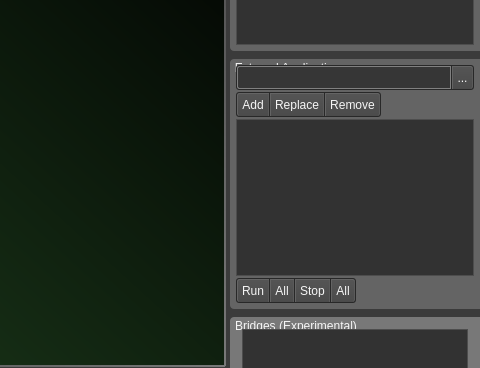
Before: the Qt Designer form src/mainwindow.ui in noedigcode/konfyt, drawn with Qt 5; both pictures show x 668 to 1148 and y 218 to 586 of the 1148 by 716 pixel window.
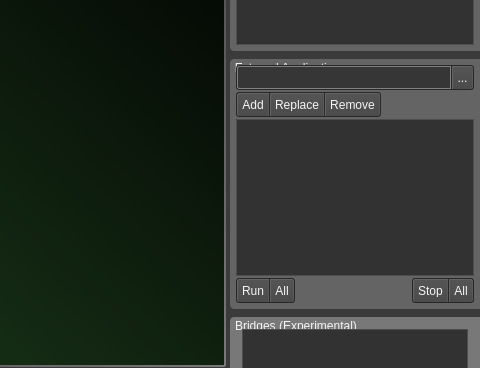
After: the same form once the commit is applied. The open tabs and pages were chosen to show the change. Icons and pictures are not drawn.

Commit message: Added PROJ_DIR reference to external apps menu; Tweaked external apps GUI buttons.

The edit to the form file:
```diff
--- a/src/mainwindow.ui
+++ b/src/mainwindow.ui
@@ -6951,7 +6951,10 @@
            <property name="title">
             <string>External Applications</string>
            </property>
-           <layout class="QGridLayout" name="gridLayout_18">
+           <layout class="QVBoxLayout" name="verticalLayout_16">
+            <property name="spacing">
+             <number>2</number>
+            </property>
             <property name="leftMargin">
              <number>5</number>
             </property>
@@ -6964,26 +6967,7 @@
             <property name="bottomMargin">
              <number>5</number>
             </property>
-            <property name="spacing">
-             <number>2</number>
-            </property>
-            <item row="2" column="0">
-             <widget class="QListWidget" name="listWidget_ExtApps">
-              <property name="horizontalScrollBarPolicy">
-               <enum>Qt::ScrollBarAsNeeded</enum>
-              </property>
-              <property name="editTriggers">
-               <set>QAbstractItemView::DoubleClicked|QAbstractItemView::EditKeyPressed</set>
-              </property>
-              <property name="textElideMode">
-               <enum>Qt::ElideMiddle</enum>
-              </property>
-              <property name="horizontalScrollMode">
-               <enum>QAbstractItemView::ScrollPerPixel</enum>
-              </property>
-             </widget>
-            </item>
-            <item row="0" column="0">
+            <item>
              <widget class="QFrame" name="frame_12">
               <property name="minimumSize">
                <size>
@@ -7114,159 +7098,7 @@
               </layout>
              </widget>
             </item>
-            <item row="3" column="0">
-             <widget class="QFrame" name="frame_10">
-              <property name="sizePolicy">
-               <sizepolicy hsizetype="Maximum" vsizetype="Preferred">
-                <horstretch>0</horstretch>
-                <verstretch>0</verstretch>
-               </sizepolicy>
-              </property>
-              <property name="minimumSize">
-               <size>
-                <width>0</width>
-                <height>25</height>
-               </size>
-              </property>
-              <property name="maximumSize">
-               <size>
-                <width>16777215</width>
-                <height>25</height>
-               </size>
-              </property>
-              <property name="styleSheet">
-               <string notr="true">QFrame{
-	background: rgb(40,40,40);
-    padding: 1px;
-	border-radius: 3px;
-}
-
-QPushButton{
-	border-top: 1px solid rgb(100,100,100);
-    border-left: 1px solid rgb(100,100,100);
-    border-right: 1px solid rgb(90,90,90);
-    border-bottom: 1px solid rgb(75,75,75);
-	
-	background-color: qlineargradient(spread:pad, x1:0, y1:1, x2:0, y2:0, stop:0 rgba(75, 75, 75, 255), stop:1 rgba(85,85,85, 255));
-
-	border-radius: 2px;
-}
-
-QPushButton:hover{
-	border-top: 1px solid rgb(100,100,100);
-    border-left: 1px solid rgb(100,100,100);
-    border-right: 1px solid rgb(90,90,90);
-    border-bottom: 1px solid rgb(75,75,75);
-	
-	background-color: qlineargradient(spread:pad, x1:0, y1:1, x2:0, y2:0, stop:0 rgba(85,85,85, 255), stop:1 rgba(100,100,100, 255));
-
-	border-radius: 2px;
-}
-
-QPushButton:pressed{
-	border-top: 1px solid rgb(100,100,100);
-    border-left: 1px solid rgb(100,100,100);
-    border-right: 1px solid rgb(90,90,90);
-    border-bottom: 1px solid rgb(75,75,75);
-	
-	background-color: qlineargradient(spread:pad, x1:0, y1:1, x2:0, y2:0, stop:0 rgba(50,50,50, 255), stop:1 rgba(65,65,65, 255));
-
-	border-radius: 2px;
-}</string>
-              </property>
-              <property name="frameShape">
-               <enum>QFrame::StyledPanel</enum>
-              </property>
-              <property name="frameShadow">
-               <enum>QFrame::Raised</enum>
-              </property>
-              <layout class="QGridLayout" name="gridLayout_19">
-               <property name="leftMargin">
-                <number>0</number>
-               </property>
-               <property name="topMargin">
-                <number>0</number>
-               </property>
-               <property name="rightMargin">
-                <number>0</number>
-               </property>
-               <property name="bottomMargin">
-                <number>0</number>
-               </property>
-               <property name="spacing">
-                <number>1</number>
-               </property>
-               <item row="0" column="1">
-                <widget class="QPushButton" name="pushButton_ExtApp_RunAll">
-                 <property name="toolTip">
-                  <string>Run all applications in the list</string>
-                 </property>
-                 <property name="styleSheet">
-                  <string notr="true">
-
-border-top-left-radius: 0;
-border-bottom-left-radius: 0;
-border-top-right-radius: 0;
-border-bottom-right-radius: 0;</string>
-                 </property>
-                 <property name="text">
-                  <string>All</string>
-                 </property>
-                </widget>
-               </item>
-               <item row="0" column="2">
-                <widget class="QPushButton" name="pushButton_ExtApp_Stop">
-                 <property name="toolTip">
-                  <string>Stop the selected application</string>
-                 </property>
-                 <property name="styleSheet">
-                  <string notr="true">
-
-border-top-left-radius: 0;
-border-bottom-left-radius: 0;
-border-top-right-radius: 0;
-border-bottom-right-radius: 0;</string>
-                 </property>
-                 <property name="text">
-                  <string>Stop</string>
-                 </property>
-                </widget>
-               </item>
-               <item row="0" column="0">
-                <widget class="QPushButton" name="pushButton_ExtApp_RunSelected">
-                 <property name="toolTip">
-                  <string>Run selected application</string>
-                 </property>
-                 <property name="styleSheet">
-                  <string notr="true">border-top-right-radius: 0;
-border-bottom-right-radius: 0;</string>
-                 </property>
-                 <property name="text">
-                  <string>Run</string>
-                 </property>
-                </widget>
-               </item>
-               <item row="0" column="3">
-                <widget class="QPushButton" name="pushButton_ExtApp_StopAll">
-                 <property name="toolTip">
-                  <string>Stop all applications in the list</string>
-                 </property>
-                 <property name="styleSheet">
-                  <string notr="true">
-
-border-top-left-radius: 0;
-border-bottom-left-radius: 0;
-</string>
-                 </property>
-                 <property name="text">
-                  <string>All</string>
-                 </property>
-                </widget>
-               </item>
-              </layout>
-             </widget>
-            </item>
-            <item row="1" column="0">
+            <item>
              <widget class="QFrame" name="frame_11">
               <property name="sizePolicy">
                <sizepolicy hsizetype="Maximum" vsizetype="Preferred">
@@ -7416,6 +7248,269 @@
               </layout>
              </widget>
             </item>
+            <item>
+             <widget class="QListWidget" name="listWidget_ExtApps">
+              <property name="horizontalScrollBarPolicy">
+               <enum>Qt::ScrollBarAsNeeded</enum>
+              </property>
+              <property name="editTriggers">
+               <set>QAbstractItemView::DoubleClicked|QAbstractItemView::EditKeyPressed</set>
+              </property>
+              <property name="textElideMode">
+               <enum>Qt::ElideMiddle</enum>
+              </property>
+              <property name="horizontalScrollMode">
+               <enum>QAbstractItemView::ScrollPerPixel</enum>
+              </property>
+             </widget>
+            </item>
+            <item>
+             <layout class="QHBoxLayout" name="horizontalLayout_39">
+              <item>
+               <widget class="QFrame" name="frame_10">
+                <property name="sizePolicy">
+                 <sizepolicy hsizetype="Maximum" vsizetype="Preferred">
+                  <horstretch>0</horstretch>
+                  <verstretch>0</verstretch>
+                 </sizepolicy>
+                </property>
+                <property name="minimumSize">
+                 <size>
+                  <width>0</width>
+                  <height>25</height>
+                 </size>
+                </property>
+                <property name="maximumSize">
+                 <size>
+                  <width>16777215</width>
+                  <height>25</height>
+                 </size>
+                </property>
+                <property name="styleSheet">
+                 <string notr="true">QFrame{
+	background: rgb(40,40,40);
+    padding: 1px;
+	border-radius: 3px;
+}
+
+QPushButton{
+	border-top: 1px solid rgb(100,100,100);
+    border-left: 1px solid rgb(100,100,100);
+    border-right: 1px solid rgb(90,90,90);
+    border-bottom: 1px solid rgb(75,75,75);
+	
+	background-color: qlineargradient(spread:pad, x1:0, y1:1, x2:0, y2:0, stop:0 rgba(75, 75, 75, 255), stop:1 rgba(85,85,85, 255));
+
+	border-radius: 2px;
+}
+
+QPushButton:hover{
+	border-top: 1px solid rgb(100,100,100);
+    border-left: 1px solid rgb(100,100,100);
+    border-right: 1px solid rgb(90,90,90);
+    border-bottom: 1px solid rgb(75,75,75);
+	
+	background-color: qlineargradient(spread:pad, x1:0, y1:1, x2:0, y2:0, stop:0 rgba(85,85,85, 255), stop:1 rgba(100,100,100, 255));
+
+	border-radius: 2px;
+}
+
+QPushButton:pressed{
+	border-top: 1px solid rgb(100,100,100);
+    border-left: 1px solid rgb(100,100,100);
+    border-right: 1px solid rgb(90,90,90);
+    border-bottom: 1px solid rgb(75,75,75);
+	
+	background-color: qlineargradient(spread:pad, x1:0, y1:1, x2:0, y2:0, stop:0 rgba(50,50,50, 255), stop:1 rgba(65,65,65, 255));
+
+	border-radius: 2px;
+}</string>
+                </property>
+                <property name="frameShape">
+                 <enum>QFrame::StyledPanel</enum>
+                </property>
+                <property name="frameShadow">
+                 <enum>QFrame::Raised</enum>
+                </property>
+                <layout class="QGridLayout" name="gridLayout_19">
+                 <property name="leftMargin">
+                  <number>0</number>
+                 </property>
+                 <property name="topMargin">
+                  <number>0</number>
+                 </property>
+                 <property name="rightMargin">
+                  <number>0</number>
+                 </property>
+                 <property name="bottomMargin">
+                  <number>0</number>
+                 </property>
+                 <property name="spacing">
+                  <number>1</number>
+                 </property>
+                 <item row="0" column="1">
+                  <widget class="QPushButton" name="pushButton_ExtApp_RunAll">
+                   <property name="toolTip">
+                    <string>Run all applications in the list</string>
+                   </property>
+                   <property name="styleSheet">
+                    <string notr="true">border-top-left-radius: 0;
+border-bottom-left-radius: 0;
+</string>
+                   </property>
+                   <property name="text">
+                    <string>All</string>
+                   </property>
+                  </widget>
+                 </item>
+                 <item row="0" column="0">
+                  <widget class="QPushButton" name="pushButton_ExtApp_RunSelected">
+                   <property name="toolTip">
+                    <string>Run selected application</string>
+                   </property>
+                   <property name="styleSheet">
+                    <string notr="true">border-top-right-radius: 0;
+border-bottom-right-radius: 0;</string>
+                   </property>
+                   <property name="text">
+                    <string>Run</string>
+                   </property>
+                  </widget>
+                 </item>
+                </layout>
+               </widget>
+              </item>
+              <item>
+               <spacer name="horizontalSpacer_7">
+                <property name="orientation">
+                 <enum>Qt::Horizontal</enum>
+                </property>
+                <property name="sizeHint" stdset="0">
+                 <size>
+                  <width>40</width>
+                  <height>20</height>
+                 </size>
+                </property>
+               </spacer>
+              </item>
+              <item>
+               <widget class="QFrame" name="frame_21">
+                <property name="sizePolicy">
+                 <sizepolicy hsizetype="Maximum" vsizetype="Preferred">
+                  <horstretch>0</horstretch>
+                  <verstretch>0</verstretch>
+                 </sizepolicy>
+                </property>
+                <property name="minimumSize">
+                 <size>
+                  <width>0</width>
+                  <height>25</height>
+                 </size>
+                </property>
+                <property name="maximumSize">
+                 <size>
+                  <width>16777215</width>
+                  <height>25</height>
+                 </size>
+                </property>
+                <property name="styleSheet">
+                 <string notr="true">QFrame{
+	background: rgb(40,40,40);
+    padding: 1px;
+	border-radius: 3px;
+}
+
+QPushButton{
+	border-top: 1px solid rgb(100,100,100);
+    border-left: 1px solid rgb(100,100,100);
+    border-right: 1px solid rgb(90,90,90);
+    border-bottom: 1px solid rgb(75,75,75);
+	
+	background-color: qlineargradient(spread:pad, x1:0, y1:1, x2:0, y2:0, stop:0 rgba(75, 75, 75, 255), stop:1 rgba(85,85,85, 255));
+
+	border-radius: 2px;
+}
+
+QPushButton:hover{
+	border-top: 1px solid rgb(100,100,100);
+    border-left: 1px solid rgb(100,100,100);
+    border-right: 1px solid rgb(90,90,90);
+    border-bottom: 1px solid rgb(75,75,75);
+	
+	background-color: qlineargradient(spread:pad, x1:0, y1:1, x2:0, y2:0, stop:0 rgba(85,85,85, 255), stop:1 rgba(100,100,100, 255));
+
+	border-radius: 2px;
+}
+
+QPushButton:pressed{
+	border-top: 1px solid rgb(100,100,100);
+    border-left: 1px solid rgb(100,100,100);
+    border-right: 1px solid rgb(90,90,90);
+    border-bottom: 1px solid rgb(75,75,75);
+	
+	background-color: qlineargradient(spread:pad, x1:0, y1:1, x2:0, y2:0, stop:0 rgba(50,50,50, 255), stop:1 rgba(65,65,65, 255));
+
+	border-radius: 2px;
+}</string>
+                </property>
+                <property name="frameShape">
+                 <enum>QFrame::StyledPanel</enum>
+                </property>
+                <property name="frameShadow">
+                 <enum>QFrame::Raised</enum>
+                </property>
+                <layout class="QGridLayout" name="gridLayout_46">
+                 <property name="leftMargin">
+                  <number>0</number>
+                 </property>
+                 <property name="topMargin">
+                  <number>0</number>
+                 </property>
+                 <property name="rightMargin">
+                  <number>0</number>
+                 </property>
+                 <property name="bottomMargin">
+                  <number>0</number>
+                 </property>
+                 <property name="spacing">
+                  <number>1</number>
+                 </property>
+                 <item row="0" column="0">
+                  <widget class="QPushButton" name="pushButton_ExtApp_Stop">
+                   <property name="toolTip">
+                    <string>Stop the selected application</string>
+                   </property>
+                   <property name="styleSheet">
+                    <string notr="true">border-top-right-radius: 0;
+border-bottom-right-radius: 0;</string>
+                   </property>
+                   <property name="text">
+                    <string>Stop</string>
+                   </property>
+                  </widget>
+                 </item>
+                 <item row="0" column="1">
+                  <widget class="QPushButton" name="pushButton_ExtApp_StopAll">
+                   <property name="toolTip">
+                    <string>Stop all applications in the list</string>
+                   </property>
+                   <property name="styleSheet">
+                    <string notr="true">
+
+border-top-left-radius: 0;
+border-bottom-left-radius: 0;
+</string>
+                   </property>
+                   <property name="text">
+                    <string>All</string>
+                   </property>
+                  </widget>
+                 </item>
+                </layout>
+               </widget>
+              </item>
+             </layout>
+            </item>
            </layout>
           </widget>
          </item>
```
Left out of the diff: 2 changed lines with no effect on the pictures. The commit also changes 1 other file.
